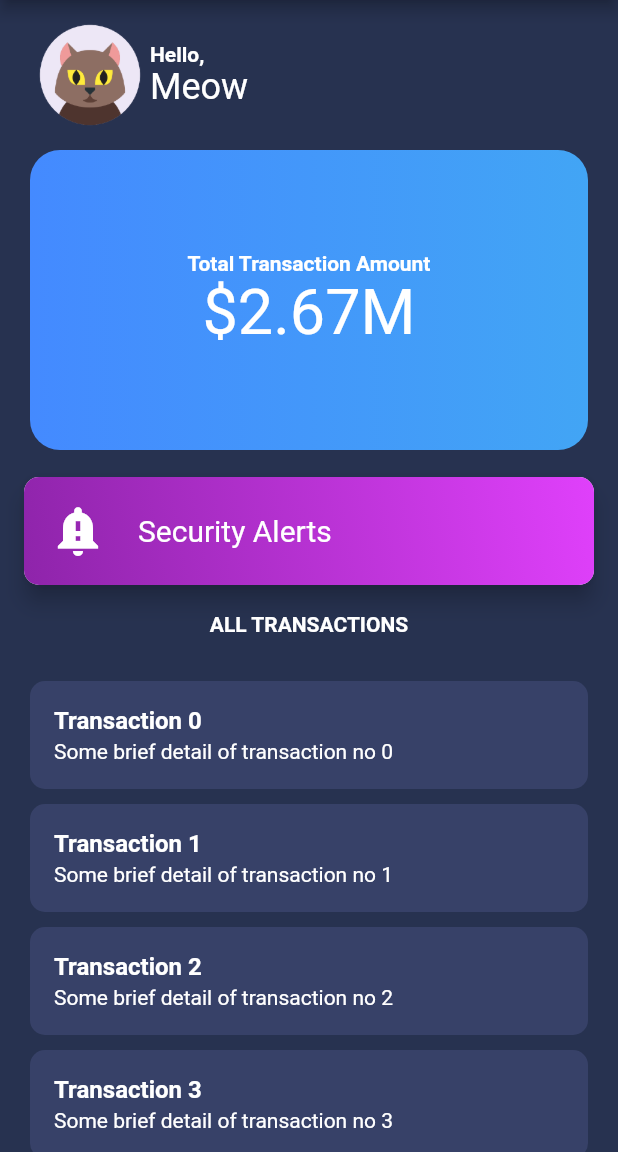
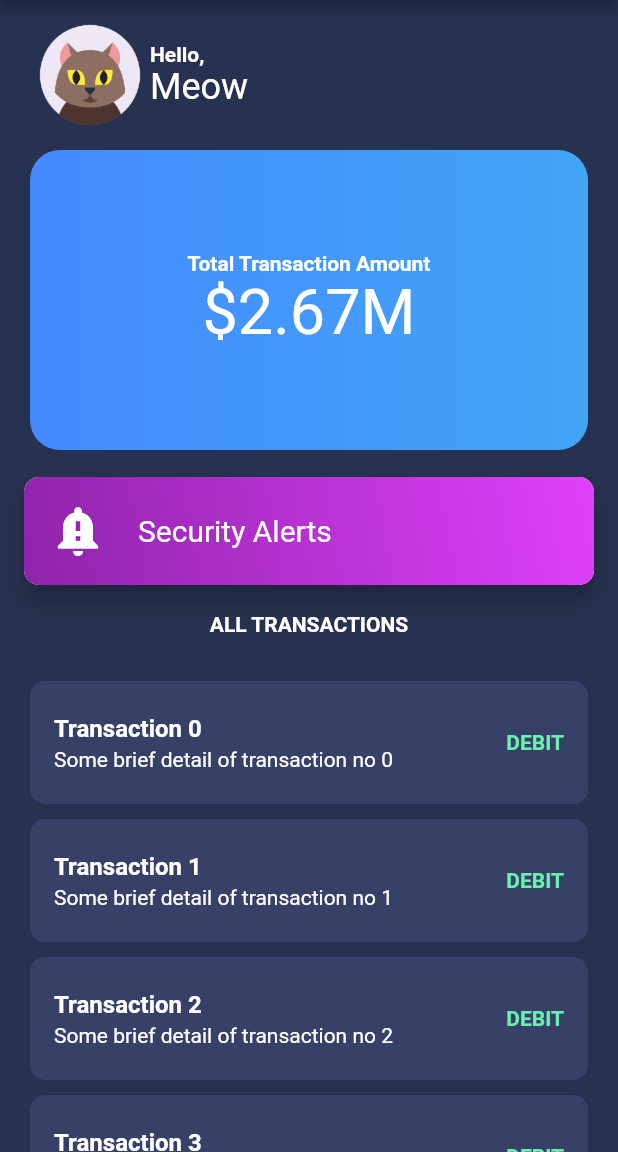
Before and after one commit to flying-meows/transactions-page, a Flutter app: the screen it shows after launch, on a phone screen of 412 x 824 dp, the part 84-1236 px from its top. Run offline on Flutter 3.47's test engine with Material 2 defaults, Android fonts, the light colour scheme and no system bars.

```diff
--- a/lib/sceens/TransactionsScreen.dart
+++ b/lib/sceens/TransactionsScreen.dart
@@ -178,6 +178,14 @@ class TransactionsScreen extends StatelessWidget {
                       "Some brief detail of transaction no $index",
                       style: TextStyle(color: Colors.white),
                     ),
+                    contentPadding:
+                        EdgeInsets.only(left: 16, right: 16, top: 5, bottom: 5),
+                    trailing: Text(
+                      "DEBIT",
+                      style: TextStyle(
+                          fontWeight: FontWeight.bold,
+                          color: Colors.greenAccent),
+                    ),
                   ),
                 ),
               );
```
Also changed, not shown: simulator_screenshot_BB8CC39C-4F76-42E7-B509-A7D69E449EF7.png (added), 4 other files.
